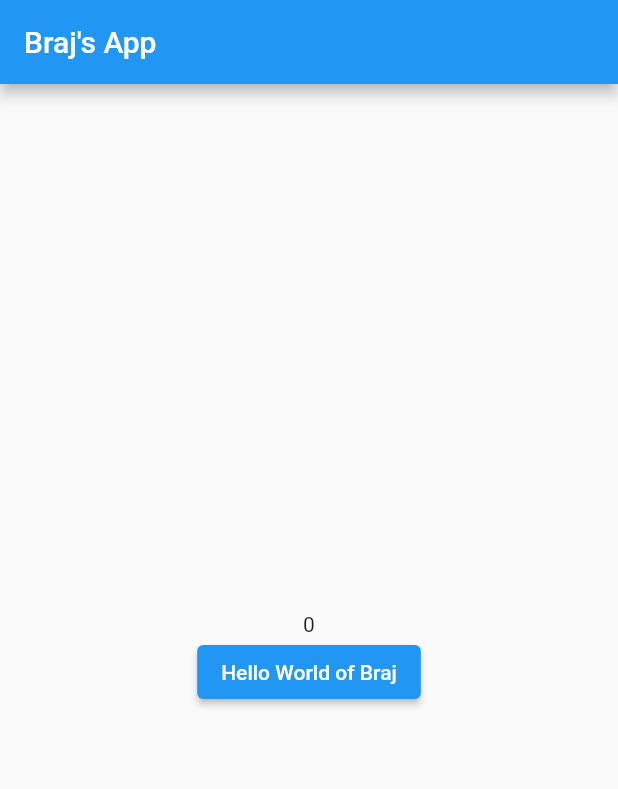
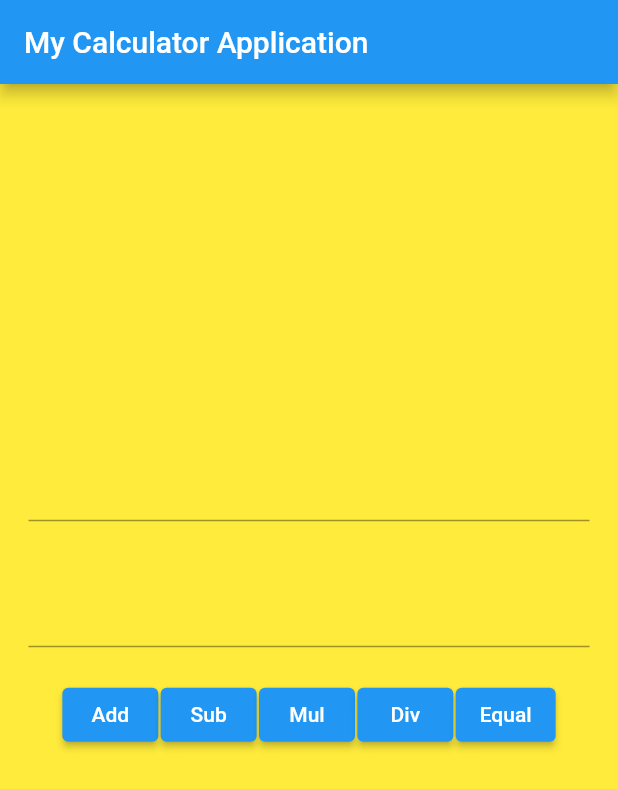
Before and after one commit to Braj111/PractiseCodes-Flutter, a Flutter app: the screen it shows after launch, on a phone screen of 412 x 824 dp. Shown: the top 789 px of the screen. Run offline on Flutter 3.47's test engine with Material 2 defaults, Android fonts, the phone set to English and light mode, and no system bars; our stand-ins replace font_awesome_flutter.

```diff
--- a/lib/main.dart
+++ b/lib/main.dart
@@ -49,26 +49,54 @@ class MyHomePage extends StatefulWidget {
 }
 
 class _MyHomePageState extends State<MyHomePage> {// a State class
- int count =0;
+ var no1Controller= TextEditingController();
+ var no2Controller= TextEditingController();
+ var result ="";
   @override
   Widget build(BuildContext context) {
     return Scaffold(
       appBar:AppBar(
-        title: Text('Braj\'s App'),
+        title: Text('My Calculator Application'),
       ),
-      body: Center(
+      body: Container(
+        color: Colors.yellow,
+        child: Center(
+          child: Padding(
+            padding: const EdgeInsets.all(19.0),
             child: Column(
               mainAxisAlignment: MainAxisAlignment.center,
               children: [
-            Text('$count'),
+                TextField(controller: no1Controller, keyboardType: TextInputType.number,),
+                TextField(controller: no2Controller,keyboardType: TextInputType.number),
+                Padding(
+                  padding: const EdgeInsets.all(21.0),
+                  child: Row(
+                    mainAxisAlignment: MainAxisAlignment.spaceEvenly,
+                    children: [
                       ElevatedButton(onPressed: (){
-              setState(() {
-                count++;
-              });
-            }, child: Text('Hello World of Braj'))
+                        var no1 = int.parse(no1Controller.text.toString());
+                        var no2 = int.parse(no1Controller.text.toString());
+                        var sum= no1+no2;
+                        result ='$sum';
+                        setState(() {});
+
+                      }, child: Text('Add')),
+                      ElevatedButton(onPressed: (){}, child: Text('Sub')),
+                      ElevatedButton(onPressed: (){}, child: Text('Mul')),
+                      ElevatedButton(onPressed: (){}, child: Text('Div')),
+                      ElevatedButton(onPressed: (){}, child: Text('Equal')),
                     ],
                   ),
                 ),
+                Padding(
+                  padding: EdgeInsets.all(21.0),
+                  child: Text(result, style: TextStyle(fontWeight: FontWeight.normal, fontSize: 45),)
+                )
+              ],
+            ),
+          ),
+        ),
+      )
 
     );
   }
```
Lines whose indentation alone changed are shown as unchanged.
